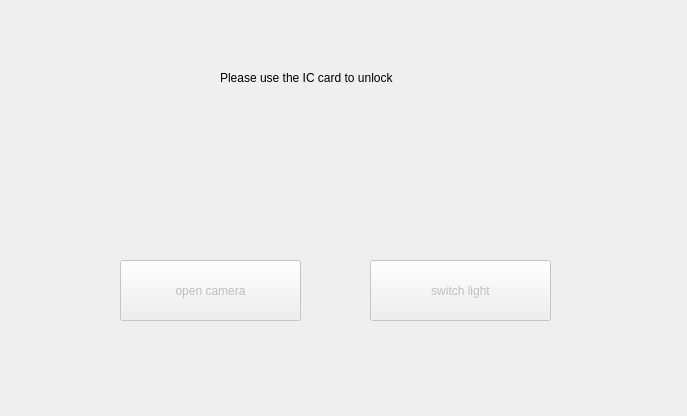
Before: the Qt Designer form traffic_light.ui in douxl5516/embedded_traffic_light, drawn with Qt 5.
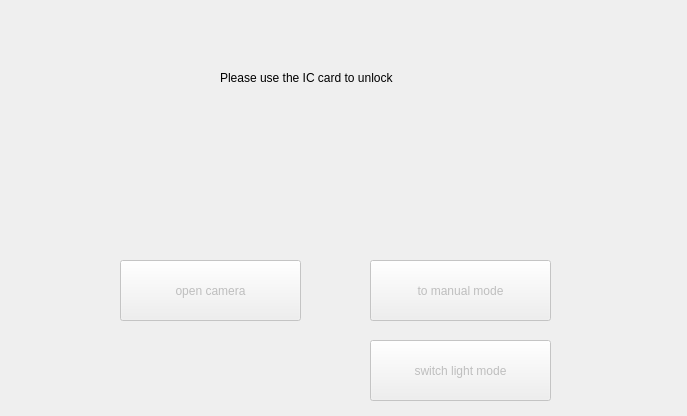
After: the same form once the commit is applied.

Diff of the .ui file:
```diff
--- a/traffic_light.ui
+++ b/traffic_light.ui
@@ -42,7 +42,7 @@
     </rect>
    </property>
    <property name="text">
-    <string>switch light</string>
+    <string>to manual mode</string>
    </property>
   </widget>
   <widget class="QLabel" name="label">
@@ -58,6 +58,22 @@
     <string>Please use the IC card to unlock</string>
    </property>
   </widget>
+  <widget class="QPushButton" name="pushButton_3">
+   <property name="enabled">
+    <bool>false</bool>
+   </property>
+   <property name="geometry">
+    <rect>
+     <x>370</x>
+     <y>340</y>
+     <width>181</width>
+     <height>61</height>
+    </rect>
+   </property>
+   <property name="text">
+    <string>switch light mode</string>
+   </property>
+  </widget>
  </widget>
  <resources/>
  <connections/>
```
